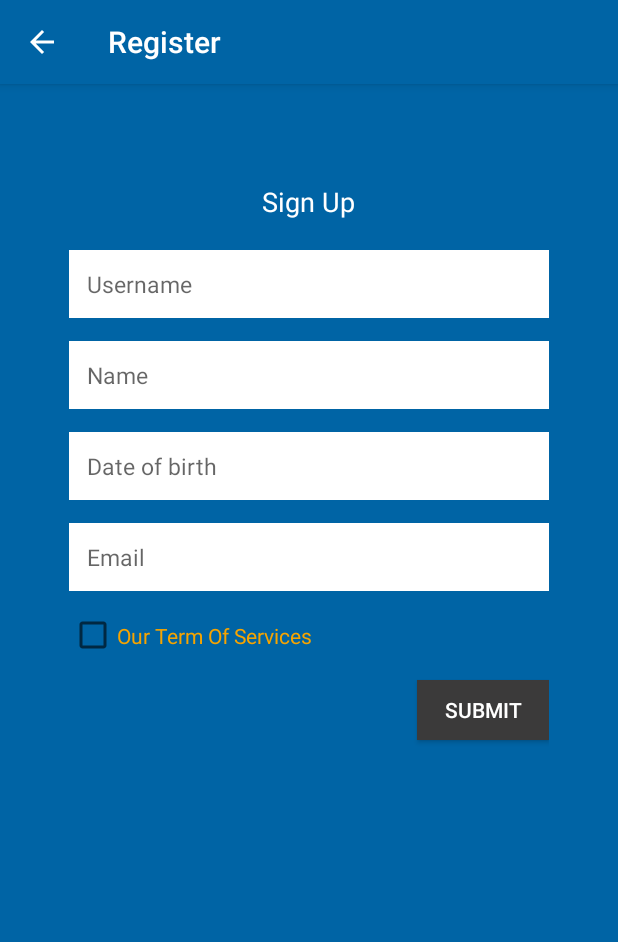
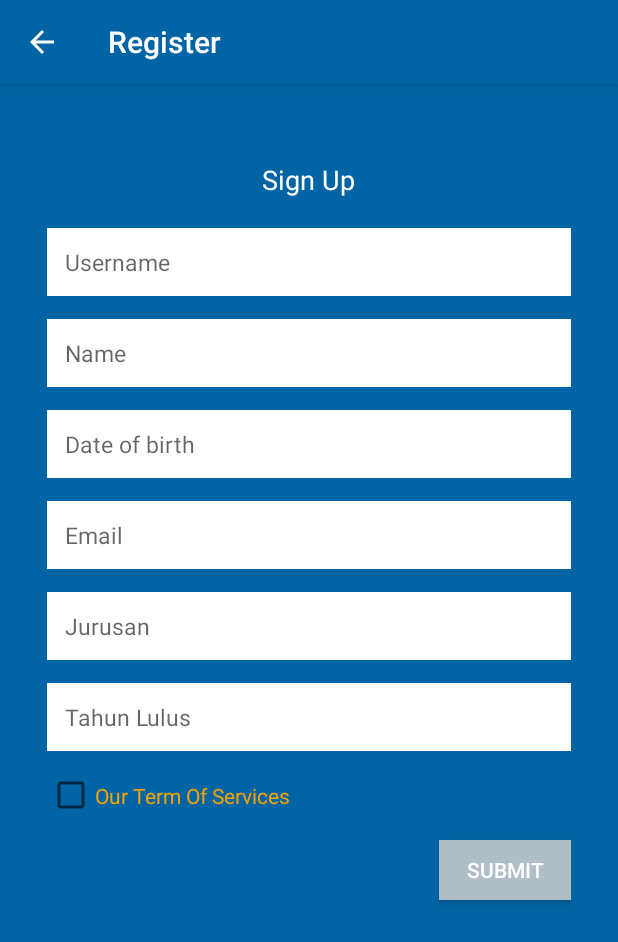
Before and after one commit to semmiverian/androidSkripsi, an Android app: the RegisterFragment screen opened directly, with no data from a screen before it, on a phone screen of 412 x 824 dp. Shown: the top 942 px of the screen. Run offline under Robolectric (Android 15) with nearby library versions, the phone set to English and light mode, and no system bars; libraries missing offline, so code that uses them is left out: com.afollestad.materialdialogs, retrofit.client.

Commit message:
Add extra field wher register

```diff
--- a/app/src/main/java/com/skripsi/semmi/restget3/Fragment/RegisterFragment.java
+++ b/app/src/main/java/com/skripsi/semmi/restget3/Fragment/RegisterFragment.java
@@ -34,11 +34,15 @@ public class RegisterFragment extends Fragment implements View.OnClickListener {
     private EditText mDob;
     private EditText mEmail;
     private EditText mName;
+    private EditText mJurusan;
+    private EditText mTahunulus;
     private CheckBox mCheckBox;
     private String username;
     private String dob;
     private String email;
     private String name;
+    private String jurusan;
+    private String tahunlulus;
     private MaterialDialog dialog;
     public static RegisterFragment getInstance(){
         RegisterFragment fragment=new RegisterFragment();
@@ -53,6 +57,8 @@ public class RegisterFragment extends Fragment implements View.OnClickListener {
         mDob= (EditText) view.findViewById(R.id.dobRegis);
         mEmail= (EditText) view.findViewById(R.id.emailRegis);
         mName= (EditText) view.findViewById(R.id.nameRegis);
+        mJurusan = (EditText) view.findViewById(R.id.jurusanRegis);
+        mTahunulus= (EditText) view.findViewById(R.id.tahunLulus);
         mCheckBox= (CheckBox) view.findViewById(R.id.checkBoxTOS);
         mButton.setOnClickListener(this);
         return view;
@@ -71,12 +77,14 @@ public class RegisterFragment extends Fragment implements View.OnClickListener {
         dob=mDob.getText().toString();
         email=mEmail.getText().toString();
         name=mName.getText().toString();
+        jurusan=mJurusan.getText().toString();
+        tahunlulus=mTahunulus.getText().toString();
 
         RestAdapter restAdapter=new RestAdapter.Builder()
                 .setEndpoint(getString(R.string.api))
                 .build();
         RegisterApiInterface registerApiInterface=restAdapter.create(RegisterApiInterface.class);
-        registerApiInterface.postRegister(username,dob,email, name,new Callback<Register>() {
+        registerApiInterface.postRegister(username,dob,email, name,jurusan,tahunlulus,new Callback<Register>() {
             @Override
             public void success(Register register, Response response) {
                //  Log.d("sukses","alhamdulillah");
--- a/app/src/main/java/com/skripsi/semmi/restget3/Interface/RegisterApiInterface.java
+++ b/app/src/main/java/com/skripsi/semmi/restget3/Interface/RegisterApiInterface.java
@@ -17,7 +17,8 @@ public interface RegisterApiInterface {
 
     @Multipart
     @POST("/register.php")
-    void postRegister(@Part("username") String username,@Part("dob") String dob,@Part("email") String email, @Part("nama") String nama,Callback<Register> callback);
+    void postRegister(@Part("username") String username,@Part("dob") String dob,@Part("email") String email, @Part("nama")
+    String nama,@Part("jurusan") String jurusan, @Part("tahunlulus") String tahunLulus,Callback<Register> callback);
     //void postRegister(@Body Register register, Callback<Register> callback);
 
 }
--- a/app/src/main/res/layout/simple_register_page.xml
+++ b/app/src/main/res/layout/simple_register_page.xml
@@ -3,7 +3,8 @@
     android:orientation="vertical" android:layout_width="match_parent"
     android:layout_height="match_parent"
     android:background="#0064a5"
-    android:padding="30dp">
+    android:padding="15dp">
+
 
     <LinearLayout
         android:orientation="vertical"
@@ -67,6 +68,26 @@
             android:padding="12dp"
             android:textSize="15sp"
             android:layout_marginTop="15dp" />
+        <EditText
+            android:layout_width="match_parent"
+            android:layout_height="wrap_content"
+            android:id="@+id/jurusanRegis"
+            android:hint="Jurusan"
+            android:inputType="text"
+            android:background="#ffffff"
+            android:padding="12dp"
+            android:textSize="15sp"
+            android:layout_marginTop="15dp" />
+        <EditText
+            android:layout_width="match_parent"
+            android:layout_height="wrap_content"
+            android:id="@+id/tahunLulus"
+            android:hint="Tahun Lulus"
+            android:inputType="number"
+            android:background="#ffffff"
+            android:padding="12dp"
+            android:textSize="15sp"
+            android:layout_marginTop="15dp" />
     </LinearLayout>
 
     <CheckBox
@@ -82,8 +103,10 @@
         android:layout_width="wrap_content"
         android:layout_height="40dp"
         android:text="Submit"
+        android:textAlignment="center"
         android:id="@+id/btnRegister"
         android:layout_gravity="right"
-        android:background="#3b3a3a"
+        android:background="#B0BEC5"
         android:textColor="#ffffff" />
+
 </LinearLayout>
```
Also changed, not shown: app/src/main/java/com/skripsi/semmi/restget3/Model/Register.java (+21 -1 lines), app/src/main/java/com/skripsi/semmi/restget3/activity/AllProductActivity.java (+10 -0 lines), app/src/main/res/layout/contact_dialog.xml (+0 -18 lines).
